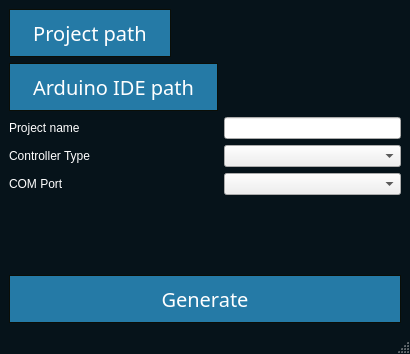
This is Tools Code/Used Tools/Sublime Text Suppot/project_generate_tool.ui in Electrics-Eagles/Electric-Eagles as Qt 5 draws it before an edit. The edited form follows.
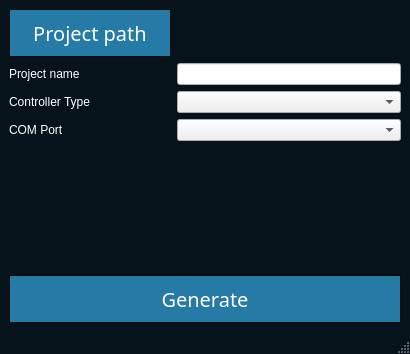
This is the edited form.

Diff of the .ui file:
```diff
--- a/Tools Code/Used Tools/Sublime Text Suppot/project_generate_tool.ui
+++ b/Tools Code/Used Tools/Sublime Text Suppot/project_generate_tool.ui
@@ -62,13 +62,6 @@
        </widget>
       </item>
       <item row="1" column="0">
-       <widget class="QPushButton" name="pushButton_2">
-        <property name="text">
-         <string>Arduino IDE path</string>
-        </property>
-       </widget>
-      </item>
-      <item row="2" column="0">
        <widget class="QLabel" name="projectNameLabel">
         <property name="styleSheet">
          <string notr="true">font: 87 18pt &quot;Arial Black&quot;;
@@ -79,10 +72,10 @@
         </property>
        </widget>
       </item>
-      <item row="2" column="1">
+      <item row="1" column="1">
        <widget class="QLineEdit" name="projectNameLineEdit"/>
       </item>
-      <item row="3" column="0">
+      <item row="2" column="0">
        <widget class="QLabel" name="controllerTypeLabel">
         <property name="styleSheet">
          <string notr="true">font: 87 18pt &quot;Arial Black&quot;;
@@ -93,10 +86,10 @@
         </property>
        </widget>
       </item>
-      <item row="3" column="1">
+      <item row="2" column="1">
        <widget class="QComboBox" name="controllerTypeComboBox"/>
       </item>
-      <item row="4" column="0">
+      <item row="3" column="0">
        <widget class="QLabel" name="cOMPortLabel">
         <property name="styleSheet">
          <string notr="true">font: 87 18pt &quot;Arial Black&quot;;
@@ -107,7 +100,7 @@
         </property>
        </widget>
       </item>
-      <item row="4" column="1">
+      <item row="3" column="1">
        <widget class="QComboBox" name="cOMPortComboBox"/>
       </item>
      </layout>
```
Left out of the diff: 10 changed lines with no effect on the pictures.
